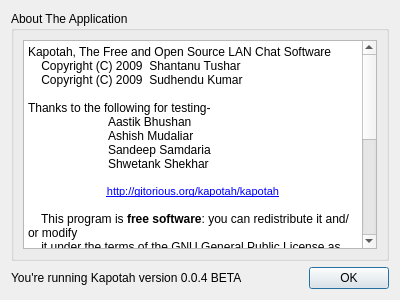
Qt form ui/aboutdialog.ui (shaan7/Kapotah) before a commit.
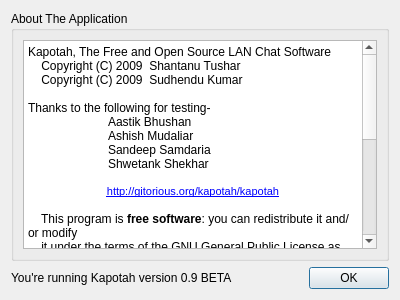
The same form after that commit.

Commit message: made about dialog functional. and some factoring done.

The edit to the form file:
```diff
--- a/ui/aboutdialog.ui
+++ b/ui/aboutdialog.ui
@@ -82,7 +82,7 @@
    <item row="1" column="0">
     <widget class="QLabel" name="label">
      <property name="text">
-      <string>You're running Kapotah version 0.0.4 BETA</string>
+      <string>You're running Kapotah version 0.9 BETA</string>
      </property>
     </widget>
    </item>
```
Left out of the diff: 50 changed lines with no effect on the pictures. The commit also changes 6 other files.
